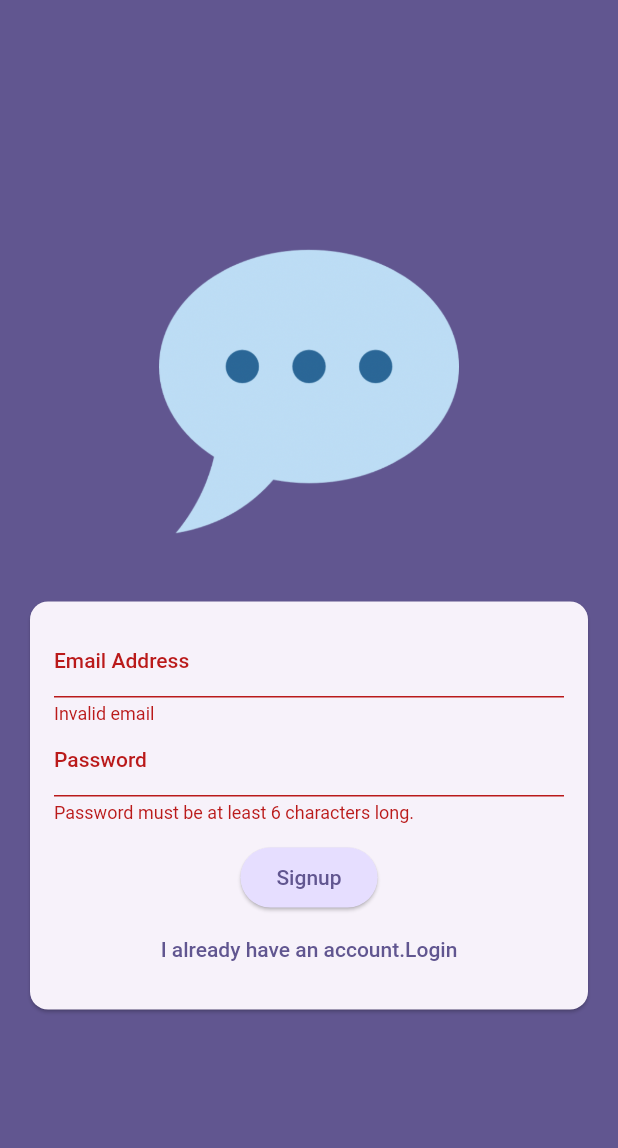
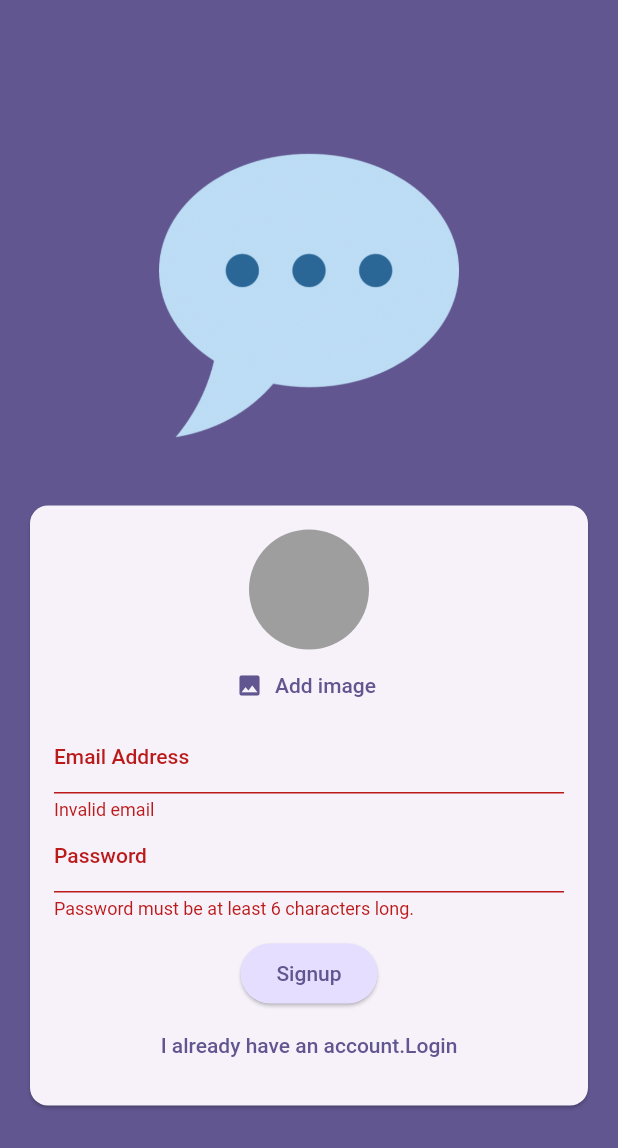
Before and after one commit to lauro-silva44/chat_app, a Flutter app: the screen it shows after launch, after a tap on "Login", after a tap on "Create an account", on a phone screen of 412 x 824 dp. Shown: the top 1148 px of the screen. Run offline on Flutter 3.47's test engine with Material 2 defaults, Android fonts, the phone set to English and light mode, and no system bars; our stand-ins replace firebase_auth, firebase_core, image_picker; accounts and stored records are empty.

Commit message:
added flutter auth and splash screen

```diff
--- a/lib/main.dart
+++ b/lib/main.dart
@@ -1,4 +1,7 @@
 import 'package:chat/screens/auth.dart';
+import 'package:chat/screens/chat.dart';
+import 'package:chat/screens/splash.dart';
+import 'package:firebase_auth/firebase_auth.dart';
 import 'package:firebase_core/firebase_core.dart';
 import 'package:flutter/material.dart';
 
@@ -25,6 +28,18 @@ class App extends StatelessWidget {
         colorScheme: ColorScheme.fromSeed(
             seedColor: const Color.fromARGB(255, 63, 17, 177)),
       ),
-        home: const AuthScreen());
+      home: StreamBuilder(
+        stream: FirebaseAuth.instance.authStateChanges(),
+        builder: (ctx, snapshot) {
+          if (snapshot.connectionState == ConnectionState.waiting) {
+            return const SplashScreen();
+          }
+          if (snapshot.hasData) {
+            return const ChatScreen();
+          }
+          return const AuthScreen();
+        },
+      ),
+    );
   }
 }
--- a/lib/screens/auth.dart
+++ b/lib/screens/auth.dart
@@ -1,4 +1,11 @@
+import 'dart:io';
+
+import 'package:firebase_auth/firebase_auth.dart';
 import 'package:flutter/material.dart';
+
+import '../widgets/user_image_picker.dart';
+
+final _firebase = FirebaseAuth.instance;
 
 class AuthScreen extends StatefulWidget {
   const AuthScreen({super.key});
@@ -12,13 +19,35 @@ class _AuthScreenState extends State<AuthScreen> {
   final _form = GlobalKey<FormState>();
   var _enteredEmail = '';
   var _enteredPassword = '';
+  File? _pickedImage;
 
-  void _submit() {
+  void _submit() async {
     final isValid = _form.currentState!.validate();
-    if (isValid) {
-      _form.currentState!.save();
-      print(_enteredEmail);
-      print(_enteredPassword);
+    if (!isValid || (_pickedImage == null && !_isLogging)) {
+      return;
+    }
+
+    _form.currentState!.save();
+    try {
+      if (_isLogging) {
+        await _firebase.signInWithEmailAndPassword(
+            email: _enteredEmail, password: _enteredPassword);
+      } else {
+        await _firebase.createUserWithEmailAndPassword(
+            email: _enteredEmail, password: _enteredPassword);
+      }
+    } on FirebaseAuthException catch (error) {
+      if (error.code == 'email-already-in-use') {
+        //
+      }
+      if (mounted) {
+        ScaffoldMessenger.of(context).clearSnackBars();
+        ScaffoldMessenger.of(context).showSnackBar(
+          SnackBar(
+            content: Text(error.message ?? 'Authentication failed!'),
+          ),
+        );
+      }
     }
   }
 
@@ -46,6 +75,12 @@ class _AuthScreenState extends State<AuthScreen> {
                       child: Column(
                         mainAxisSize: MainAxisSize.min,
                         children: [
+                          if (!_isLogging)
+                            UserImagePicker(
+                              onPickImage: (pickedImage) {
+                                _pickedImage = _pickedImage;
+                              },
+                            ),
                           TextFormField(
                             decoration: const InputDecoration(
                                 labelText: 'Email Address'),
--- /dev/null
+++ b/lib/screens/splash.dart
@@ -0,0 +1,24 @@
+import 'package:flutter/material.dart';
+
+class SplashScreen extends StatelessWidget {
+  const SplashScreen({super.key});
+
+  @override
+  Widget build(BuildContext context) {
+    return Scaffold(
+      appBar: AppBar(
+        title: const Text('FlutterChat'),
+      ),
+      body: const Column(
+        mainAxisSize: MainAxisSize.min,
+        children: [
+
+          CircularProgressIndicator(),
+          Center(
+            child: Text('Logged in!'),
+          ),
+        ],
+      ),
+    );
+  }
+}
--- /dev/null
+++ b/lib/widgets/user_image_picker.dart
@@ -0,0 +1,55 @@
+import 'dart:io';
+
+import 'package:flutter/material.dart';
+import 'package:image_picker/image_picker.dart';
+
+class UserImagePicker extends StatefulWidget {
+  const UserImagePicker({super.key, required this.onPickImage});
+
+  final void Function(File pickedImage) onPickImage;
+
+  @override
+  State<UserImagePicker> createState() => _UserImagePickerState();
+}
+
+class _UserImagePickerState extends State<UserImagePicker> {
+  File? _pickedImageFile;
+
+  void _pickerImage() async {
+    final pickedImage = await ImagePicker().pickImage(
+      source: ImageSource.camera,
+      imageQuality: 50,
+      maxWidth: 150,
+    );
+
+    if (pickedImage == null) {
+      return;
+    }
+    setState(() {
+      _pickedImageFile = File(pickedImage!.path);
+    });
+    widget.onPickImage(_pickedImageFile!);
+  }
+
+  @override
+  Widget build(BuildContext context) {
+    return Column(
+      children: [
+        CircleAvatar(
+          radius: 40,
+          backgroundColor: Colors.grey,
+          foregroundImage:
+              _pickedImageFile != null ? FileImage(_pickedImageFile!) : null,
+        ),
+        TextButton.icon(
+          icon: const Icon(Icons.image),
+          onPressed: _pickerImage,
+          label: Text(
+            'Add image',
+            style: TextStyle(color: Theme.of(context).colorScheme.primary),
+          ),
+        )
+      ],
+    );
+  }
+}
--- a/pubspec.yaml
+++ b/pubspec.yaml
@@ -37,6 +37,8 @@ dependencies:
   cupertino_icons: ^1.0.2
   firebase_core: ^2.16.0
   firebase_auth: ^4.10.0
+  firebase_storage: ^11.2.7
+  image_picker: ^1.0.4
 
 dev_dependencies:
   flutter_test:
```
Also changed, not shown: lib/screens/chat.dart (added, +29 -0 lines), pubspec.lock, 5 other files. Lines whose indentation alone changed are shown as unchanged.
